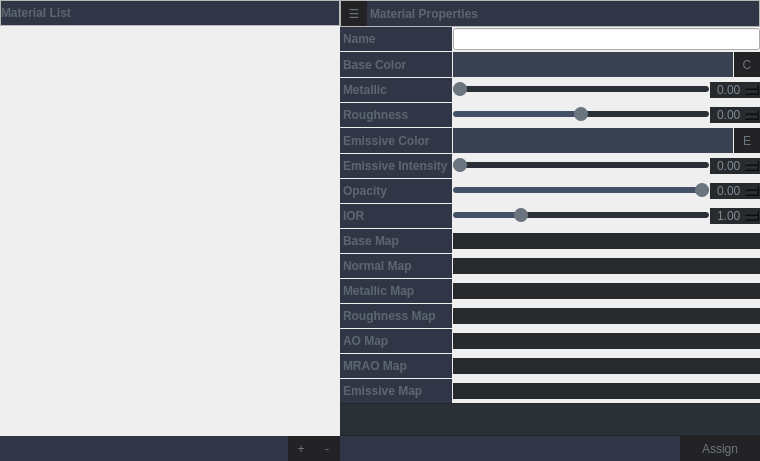
Old version of the form ApplicationUI/SubWindows/MaterialEditorDialog.ui in the repository dgiannop/IMP-3D.
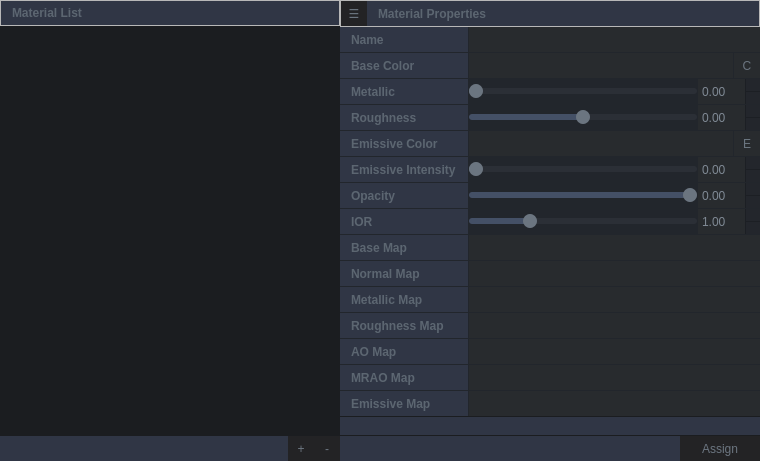
New version of the form. Icons and pictures are not drawn.

Commit message: Minor style changes in Material Properties

Patch:
```diff
--- a/ApplicationUI/SubWindows/MaterialEditorDialog.ui
+++ b/ApplicationUI/SubWindows/MaterialEditorDialog.ui
@@ -20,73 +20,61 @@
    <string>Material Editor</string>
   </property>
   <property name="styleSheet">
-   <string notr="true">QLabel {
-    background-color: #303645;
-    color: rgb(92,102,113);
-    font-weight: 550;
-    padding: 5px 0px;
-    border-radius: 0px;
+   <string notr="true">QWidget#MaterialEditorDialog {
+    background-color: #1b1d20;
 }
 
+/* Buttons */
 QPushButton {
     background-color: rgb(35,35,37);
-    border: none; color: rgb(107,117,128);
-    padding: 1px 0px; text-align: center;
-    font-size: 9pt; line-height: 23px; margin: 0;
+    border: none;
+    color: rgb(107,117,128);
+    padding: 1px 0px;
+    text-align: center;
+    font-size: 9pt;
+    line-height: 23px;
+    margin: 0;
 }
 QPushButton:pressed { background-color: rgb(68,93,132); }
 QPushButton:hover  { background-color: rgb(35,35,36); }
 
-/* Swatches (match actual objectNames) */
-#baseColorPreviewButton, #emissivePreviewButton {
-  padding: 0;
-  border: 0px solid #555A66;
-  background-color: #3a4150;
-}
-
+/* Combos */
 QComboBox {
     background-color: #282b2e;
     border: none;
     border-radius: 0px;
-    padding-left: 5px;
-    color: rgb(107, 117, 128);
+    padding-left: 6px;
+    color: rgb(200, 205, 210);
+    margin: 0px;
 }
-
 QComboBox::down-arrow {
     image: url(:/images/arrow_down.png);
     width: 8px;
     height: 8px;
-    border-radius: 0px;
 }
-
-QComboBox::drop-down {
-    border: none;
-    border-radius: 0px;
-}
-
+QComboBox::drop-down { border: none; }
 QComboBox::popup {
     border: none;
     background-color: #282b2e;
     padding: 0px;
     overflow: hidden;
-    border-radius: 8px;
 }
-
 QComboBox QAbstractItemView {
     background-color: #282b2e;
     color: white;
     border: none;
-    border-radius: 0px;
-    border-bottom-left-radius: 4px;
-    border-bottom-right-radius: 5px;
 }
 
-QComboBox::indicator {
-    width: 8px;
-    height: 8px;
-    background-color: transparent;
+/* Line edits */
+QLineEdit {
+    background-color: #282b2e;
+    border: none;
+    padding-left: 6px;
+    color: rgb(200, 205, 210);
+    margin: 0px;
 }
 
+/* Sliders */
 QSlider::groove:horizontal {
     height: 6px;
     background: #2b2f36;
@@ -100,11 +88,63 @@
     background: #6b7580;
     margin: -4px -8px;
 }
-
 QSlider::handle:horizontal:hover { background: #7e8a96; }
 QSlider::sub-page:horizontal { background: #445066; border-radius: 3px; }
 QSlider::add-page:horizontal { background: #2b2f36; border-radius: 3px; }
 
+/* Spin boxes */
+QDoubleSpinBox {
+    background-color: #282b2e;
+    border: none;
+    color: rgb(127, 137, 148);
+    padding-left: 2px;
+    padding-right: 16px;
+    min-height: 25px;
+    max-height: 25px;
+}
+
+QDoubleSpinBox::up-button, QDoubleSpinBox::down-button {
+    subcontrol-origin: border;
+    subcontrol-position: right;
+    width: 14px;
+    border-left: 1px solid #1c1f24;
+    background: #23262c;
+    padding: 0px;
+    margin: 0px;
+}
+
+QDoubleSpinBox::up-button {
+    subcontrol-position: top right;
+    height: 12px;
+    border-bottom: 1px solid #1c1f24;
+}
+
+QDoubleSpinBox::down-button {
+    subcontrol-position: bottom right;
+    height: 12px;
+}
+
+QDoubleSpinBox::up-arrow {
+    image: url(:/images/up.png);
+    width: 6px;
+    height: 6px;
+}
+
+QDoubleSpinBox::down-arrow {
+    image: url(:/images/down.png);
+    width: 6px;
+    height: 6px;
+}
+
+QDoubleSpinBox::up-button:hover, QDoubleSpinBox::down-button:hover {
+    background: #2b2f36;
+}
+
+QDoubleSpinBox::up-button:pressed, QDoubleSpinBox::down-button:pressed {
+    background: rgb(68, 93, 132);
+}
+
+/* Splitter */
 QSplitter {
     background: transparent;
     border: 0px;
@@ -115,44 +155,117 @@
 QSplitter::handle:horizontal { width: 0px; }
 QSplitter::handle:vertical   { height: 0px; }
 
+/* List */
 QListWidget {
     border: 0px;
     outline: none;
     background: transparent;
 }
-
 QListWidget::item {
     border-radius: 0px;
     margin-left: 1px;
     margin-right: 1px;
     padding: 0px 8px;
 }
-
 QListWidget::item:selected {
     background: rgba(60, 120, 215, 180);
     color: white;
 }
-
 QListWidget::item:selected:!active {
     background: rgba(60, 120, 215, 160);
     color: white;
 }
-
 QListWidget::item:hover {
     background: rgba(60, 120, 215, 90);
 }
 
-QListView::item {
+/* Header/label cells */
+QFrame#leftHeaderFrame QLabel,
+QFrame#rightHeaderFrame QLabel,
+QFrame#leftFooterFrame QLabel,
+QFrame#rightFooterFrame QLabel {
+    background-color: #303645;
+    color: rgb(92,102,113);
+    font-weight: 550;
+    padding: 5px 8px;
     border-radius: 0px;
 }
 
-/* Spin boxes to match theme */
-QDoubleSpinBox {
-    background-color: #282b2e;
+/* Property grid background */
+QFrame#propsFrame {
+    background-color: #22262c;
+}
+
+/* Property rows */
+QFrame#propsFrame QLabel {
+    background-color: #303645;
+    color: rgb(92,102,113);
+    font-weight: 550;
+    padding-left: 8px;
+    padding-right: 8px;
+    padding-top: 0px;
+    padding-bottom: 0px;
+    min-height: 25px;
+    max-height: 25px;
+    margin: 0px;
+    border: 0px;
+    border-radius: 0px;
+}
+
+QFrame#propsFrame QLineEdit,
+QFrame#propsFrame QComboBox,
+QFrame#propsFrame QDoubleSpinBox,
+QFrame#propsFrame QSpinBox,
+QFrame#propsFrame QPushButton {
+    min-height: 25px;
+    max-height: 25px;
+    margin: 0px;
+    border-radius: 0px;
+}
+
+QFrame#propsFrame QSlider {
+    min-height: 25px;
+    max-height: 25px;
+    margin: 0px;
+}
+
+/* ---- Swatch rows: single-control container pattern (deterministic) ---- */
+#baseColorControlFrame, #emissiveControlFrame {
+    background-color: #282b2e; /* value-cell background */
     border: none;
-    color: rgb(127, 137, 148);
-    padding-left: 5px;
-}</string>
+    margin: 0px;
+    padding: 0px;
+}
+
+/* Buttons become transparent; container owns the background */
+#baseColorPreviewButton, #emissivePreviewButton,
+#baseColorPickButton,    #emissivePickButton {
+    background: transparent;
+    border: none;
+    margin: 0px;
+    padding: 0px;
+}
+
+/* Pick buttons fixed 26x25 */
+#baseColorPickButton, #emissivePickButton {
+    min-width: 26px;
+    max-width: 26px;
+    min-height: 25px;
+    max-height: 25px;
+}
+
+/* The intentional 1px divider inside the “single control” */
+#baseColorSep, #emissiveSep {
+    background-color: #22262c; /* propsFrame background (grid gap color) */
+}
+
+QFrame#propsFillFrame {
+    background-color: #303645;  /* same as label cells */
+    margin-top: 1px;
+    margin-bottom: 1px;
+}
+
+</string>
   </property>
   <layout class="QVBoxLayout" name="verticalLayoutRoot">
    <property name="spacing">
@@ -242,9 +355,6 @@
             <property name="text">
              <string>Material List</string>
             </property>
-            <property name="indent">
-             <number>0</number>
-            </property>
            </widget>
           </item>
          </layout>
@@ -487,46 +597,92 @@
            </widget>
           </item>
           <item row="1" column="1" colspan="2">
-           <layout class="QHBoxLayout" name="baseColorLayout">
-            <property name="spacing">
-             <number>1</number>
+           <widget class="QFrame" name="baseColorControlFrame">
+            <property name="frameShape">
+             <enum>QFrame::Shape::NoFrame</enum>
             </property>
-            <item>
-             <widget class="QPushButton" name="baseColorPreviewButton">
-              <property name="sizePolicy">
-               <sizepolicy hsizetype="Expanding" vsizetype="Fixed">
-                <horstretch>0</horstretch>
-                <verstretch>0</verstretch>
-               </sizepolicy>
-              </property>
-              <property name="minimumSize">
-               <size>
-                <width>0</width>
-                <height>25</height>
-               </size>
-              </property>
-              <property name="text">
-               <string/>
-              </property>
-             </widget>
-            </item>
-            <item>
-             <widget class="QPushButton" name="baseColorPickButton">
-              <property name="minimumSize">
-               <size>
-                <width>26</width>
-                <height>25</height>
-               </size>
-              </property>
-              <property name="text">
-               <string>C</string>
-              </property>
-             </widget>
-            </item>
-           </layout>
+            <layout class="QHBoxLayout" name="baseColorControlLayout">
+             <property name="spacing">
+              <number>0</number>
+             </property>
+             <property name="leftMargin">
+              <number>0</number>
+             </property>
+             <property name="topMargin">
+              <number>0</number>
+             </property>
+             <property name="rightMargin">
+              <number>0</number>
+             </property>
+             <property name="bottomMargin">
+              <number>0</number>
+             </property>
+             <item>
+              <widget class="QPushButton" name="baseColorPreviewButton">
+               <property name="sizePolicy">
+                <sizepolicy hsizetype="Expanding" vsizetype="Fixed">
+                 <horstretch>0</horstretch>
+                 <verstretch>0</verstretch>
+                </sizepolicy>
+               </property>
+               <property name="minimumSize">
+                <size>
+                 <width>0</width>
+                 <height>25</height>
+                </size>
+               </property>
+               <property name="maximumSize">
+                <size>
+                 <width>16777215</width>
+                 <height>25</height>
+                </size>
+               </property>
+               <property name="text">
+                <string/>
+               </property>
+              </widget>
+             </item>
+             <item>
+              <widget class="QFrame" name="baseColorSep">
+               <property name="minimumSize">
+                <size>
+                 <width>1</width>
+                 <height>25</height>
+                </size>
+               </property>
+               <property name="maximumSize">
+                <size>
+                 <width>1</width>
+                 <height>25</height>
+                </size>
+               </property>
+               <property name="frameShape">
+                <enum>QFrame::Shape::NoFrame</enum>
+               </property>
+              </widget>
+             </item>
+             <item>
+              <widget class="QPushButton" name="baseColorPickButton">
+               <property name="minimumSize">
+                <size>
+                 <width>26</width>
+                 <height>25</height>
+                </size>
+               </property>
+               <property name="maximumSize">
+                <size>
+                 <width>26</width>
+                 <height>25</height>
+                </size>
+               </property>
+               <property name="text">
+                <string>C</string>
+               </property>
+              </widget>
+             </item>
+            </layout>
+           </widget>
           </item>
-
-          <!-- Metallic -->
           <item row="2" column="0">
            <widget class="QLabel" name="metallicLabel">
             <property name="text">
@@ -544,10 +700,18 @@
           </item>
           <item row="2" column="2">
            <widget class="QDoubleSpinBox" name="metallicSpin">
-            <property name="decimals"><number>2</number></property>
-            <property name="minimum"><double>0.00</double></property>
-            <property name="maximum"><double>1.00</double></property>
-            <property name="singleStep"><double>0.01</double></property>
+            <property name="decimals">
+             <number>2</number>
+            </property>
+            <property name="minimum">
+             <double>0.000000000000000</double>
+            </property>
+            <property name="maximum">
+             <double>1.000000000000000</double>
+            </property>
+            <property name="singleStep">
+             <double>0.010000000000000</double>
+            </property>
            </widget>
           </item>
 
@@ -567,10 +731,18 @@
           </item>
           <item row="3" column="2">
            <widget class="QDoubleSpinBox" name="roughnessSpin">
-            <property name="decimals"><number>2</number></property>
-            <property name="minimum"><double>0.00</double></property>
-            <property name="maximum"><double>1.00</double></property>
-            <property name="singleStep"><double>0.01</double></property>
+            <property name="decimals">
+             <number>2</number>
+            </property>
+            <property name="minimum">
+             <double>0.000000000000000</double>
+            </property>
+            <property name="maximum">
+             <double>1.000000000000000</double>
+            </property>
+            <property name="singleStep">
+             <double>0.010000000000000</double>
+            </property>
            </widget>
           </item>
 
@@ -581,40 +753,92 @@
            </widget>
           </item>
           <item row="4" column="1" colspan="2">
-           <layout class="QHBoxLayout" name="emissiveLayout">
-            <property name="spacing"><number>1</number></property>
-            <item>
-             <widget class="QPushButton" name="emissivePreviewButton">
-              <property name="sizePolicy">
-               <sizepolicy hsizetype="Expanding" vsizetype="Fixed">
-                <horstretch>0</horstretch>
-                <verstretch>0</verstretch>
-               </sizepolicy>
-              </property>
-              <property name="minimumSize">
-               <size>
-                <width>0</width>
-                <height>25</height>
-               </size>
-              </property>
-              <property name="text"><string/></property>
-             </widget>
-            </item>
-            <item>
-             <widget class="QPushButton" name="emissivePickButton">
-              <property name="minimumSize">
-               <size>
-                <width>26</width>
-                <height>25</height>
-               </size>
-              </property>
-              <property name="text"><string>E</string></property>
-             </widget>
-            </item>
-           </layout>
+           <widget class="QFrame" name="emissiveControlFrame">
+            <property name="frameShape">
+             <enum>QFrame::Shape::NoFrame</enum>
+            </property>
+            <layout class="QHBoxLayout" name="emissiveControlLayout">
+             <property name="spacing">
+              <number>0</number>
+             </property>
+             <property name="leftMargin">
+              <number>0</number>
+             </property>
+             <property name="topMargin">
+              <number>0</number>
+             </property>
+             <property name="rightMargin">
+              <number>0</number>
+             </property>
+             <property name="bottomMargin">
+              <number>0</number>
+             </property>
+             <item>
+              <widget class="QPushButton" name="emissivePreviewButton">
+               <property name="sizePolicy">
+                <sizepolicy hsizetype="Expanding" vsizetype="Fixed">
+                 <horstretch>0</horstretch>
+                 <verstretch>0</verstretch>
+                </sizepolicy>
+               </property>
+               <property name="minimumSize">
+                <size>
+                 <width>0</width>
+                 <height>25</height>
+                </size>
+               </property>
+               <property name="maximumSize">
+                <size>
+                 <width>16777215</width>
+                 <height>25</height>
+                </size>
+               </property>
+               <property name="text">
+                <string/>
+               </property>
+              </widget>
+             </item>
+             <item>
+              <widget class="QFrame" name="emissiveSep">
+               <property name="minimumSize">
+                <size>
+                 <width>1</width>
+                 <height>25</height>
+                </size>
+               </property>
+               <property name="maximumSize">
+                <size>
+                 <width>1</width>
+                 <height>25</height>
+                </size>
+               </property>
+               <property name="frameShape">
+                <enum>QFrame::Shape::NoFrame</enum>
+               </property>
+              </widget>
+             </item>
+             <item>
+              <widget class="QPushButton" name="emissivePickButton">
+               <property name="minimumSize">
+                <size>
+                 <width>26</width>
+                 <height>25</height>
+                </size>
+               </property>
+               <property name="maximumSize">
+                <size>
+                 <width>26</width>
+                 <height>25</height>
+                </size>
+               </property>
+               <property name="text">
+                <string>E</string>
+               </property>
+              </widget>
+             </item>
+            </layout>
+           </widget>
           </item>
-
-          <!-- Emissive Intensity -->
           <item row="5" column="0">
            <widget class="QLabel" name="emissiveIntensityLabel">
             <property name="text"><string>Emissive Intensity</string></property>
@@ -630,10 +854,18 @@
           </item>
           <item row="5" column="2">
            <widget class="QDoubleSpinBox" name="emissiveIntensitySpin">
-            <property name="decimals"><number>2</number></property>
-            <property name="minimum"><double>0.00</double></property>
-            <property name="maximum"><double>2.00</double></property>
-            <property name="singleStep"><double>0.05</double></property>
+            <property name="decimals">
+             <number>2</number>
+            </property>
+            <property name="minimum">
+             <double>0.000000000000000</double>
+            </property>
+            <property name="maximum">
+             <double>2.000000000000000</double>
+            </property>
+            <property name="singleStep">
+             <double>0.050000000000000</double>
+            </property>
            </widget>
           </item>
 
@@ -653,10 +885,18 @@
           </item>
           <item row="6" column="2">
            <widget class="QDoubleSpinBox" name="opacitySpin">
-            <property name="decimals"><number>2</number></property>
-            <property name="minimum"><double>0.00</double></property>
-            <property name="maximum"><double>1.00</double></property>
-            <property name="singleStep"><double>0.01</double></property>
+            <property name="decimals">
+             <number>2</number>
+            </property>
+            <property name="minimum">
+             <double>0.000000000000000</double>
+            </property>
+            <property name="maximum">
+             <double>1.000000000000000</double>
+            </property>
+            <property name="singleStep">
+             <double>0.010000000000000</double>
+            </property>
            </widget>
           </item>
 
@@ -676,10 +916,18 @@
           </item>
           <item row="7" column="2">
            <widget class="QDoubleSpinBox" name="iorSpin">
-            <property name="decimals"><number>2</number></property>
-            <property name="minimum"><double>1.00</double></property>
-            <property name="maximum"><double>3.00</double></property>
-            <property name="singleStep"><double>0.01</double></property>
+            <property name="decimals">
+             <number>2</number>
+            </property>
+            <property name="minimum">
+             <double>1.000000000000000</double>
+            </property>
+            <property name="maximum">
+             <double>3.000000000000000</double>
+            </property>
+            <property name="singleStep">
+             <double>0.010000000000000</double>
+            </property>
            </widget>
           </item>
 
@@ -768,13 +1016,6 @@
          <property name="frameShape">
           <enum>QFrame::Shape::NoFrame</enum>
          </property>
-         <property name="styleSheet">
-          <string notr="true">QFrame#propsFillFrame {
-    background-color: #2b2f36; 
-    border-top: 1px solid #23262c;
-    border-bottom: 1px solid #23262c;
-}</string>
-         </property>
         </widget>
        </item>
 
```
Left out of the diff: 155 changed lines with no effect on the pictures.
